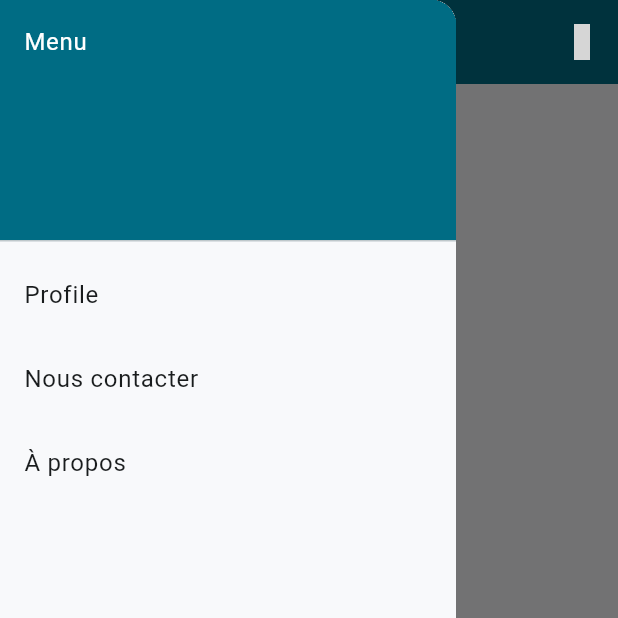
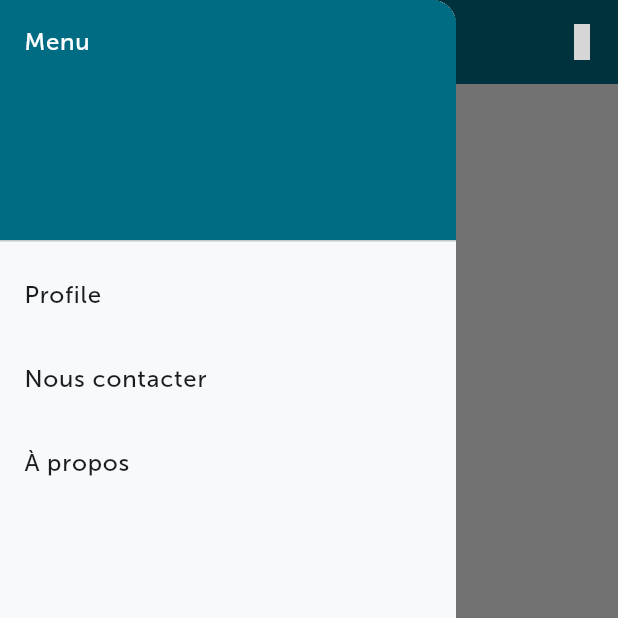
Before and after one commit to Agrotic-Supagro/ApexVigne, a Flutter app: the HomePage screen opened directly, with the side drawer open, on a phone screen of 412 x 824 dp, the top half of it. Run offline on Flutter 3.47's test engine with Material 3 defaults, Android fonts, the phone set to English and light mode, and no system bars; our stand-ins replace fl_chart, flutter_login, isar, material_symbols_icons, shared_preferences, vibration; accounts and stored records are empty; generated files the repository leaves out were written again; grey boxes are pictures that could not be loaded.

Commit message:
Add fonts and rename Apex Vigne to ApeX Vigne

```diff
--- a/lib/main.dart
+++ b/lib/main.dart
@@ -28,8 +28,8 @@ class ApexVigneApp extends StatelessWidget {
       supportedLocales: const [
         Locale('fr', 'FR'),
       ],
-      title: 'Apex Vigne',
-      theme: ThemeData(useMaterial3: true, colorScheme: lightColorScheme),
+      title: 'ApeX Vigne',
+      theme: ThemeData(useMaterial3: true, colorScheme: lightColorScheme, fontFamily: 'MuseoSans'),
       // darkTheme: ThemeData(useMaterial3: true, colorScheme: darkColorScheme),
       home: const LoadingPage(),
     );
--- a/lib/pages/home/home.page.dart
+++ b/lib/pages/home/home.page.dart
@@ -97,7 +97,7 @@ class _HomePageState extends State<HomePage> {
       appBar: AppBar(
         backgroundColor: Theme.of(context).colorScheme.primary,
         foregroundColor: Theme.of(context).colorScheme.onPrimary,
-        title: const Text('Apex Vigne'),
+        title: const Text('ApeX Vigne'),
         actions: <Widget>[
           PopupMenuButton(
             shape: const RoundedRectangleBorder(
```
Also changed, not shown: pubspec.yaml (+28 -0 lines), assets/fonts/MuseoSans-100.otf (added), assets/fonts/MuseoSans-100Italic.otf (added), assets/fonts/MuseoSans-300.otf (added), assets/fonts/MuseoSans-300Italic.otf (added), assets/fonts/MuseoSans-500.otf (added), assets/fonts/MuseoSans-500Italic.otf (added), assets/fonts/MuseoSans-700.otf (added), assets/fonts/MuseoSans-700Italic.otf (added), assets/fonts/MuseoSans-900.otf (added), assets/fonts/MuseoSans-900Italic.otf (added).
